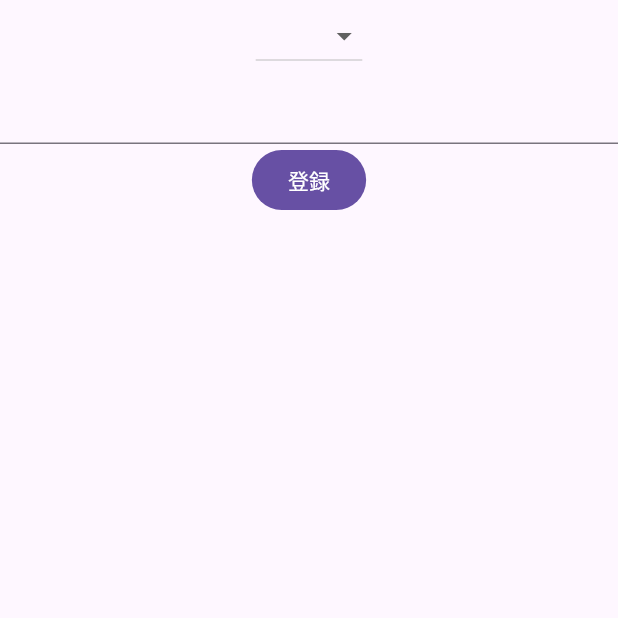
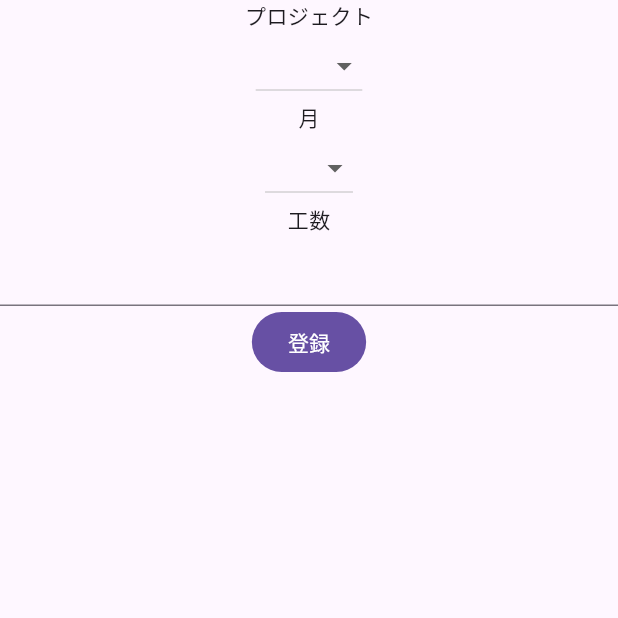
Before and after one commit to ryomar-kappa/adit, a Flutter app: the RegisterChargeView screen opened directly, on a phone screen of 412 x 824 dp, the top half of it. Run offline on Flutter 3.47's test engine with Material 3 defaults, Android fonts, the phone set to English and light mode, and no system bars; our stand-ins replace auto_route, freezed_annotation, hooks_riverpod.

Commit message:
チャージ登録で月が選べるようにする

```diff
--- a/lib/screen/register_charge/register_charge_presenter.dart
+++ b/lib/screen/register_charge/register_charge_presenter.dart
@@ -14,7 +14,8 @@ class RegisterChargePresenter
     extends AutoDisposeNotifier<RegisterChargeViewModel> {
   @override
   RegisterChargeViewModel build() {
-    return const RegisterChargeViewModel(projectName: null, amount: null);
+    return const RegisterChargeViewModel(
+        projectName: null, month: null, amount: null);
   }
 
   void onChangeProjectname(ProjectName? projectName) {
@@ -25,9 +26,13 @@ class RegisterChargePresenter
     state = state.copyWith(amount: amount);
   }
 
+  void onChangeMonth(int? month) {
+    state = state.copyWith(month: month);
+  }
+
   void onRegister() {
     final charge = MembersChargeByMonth.from(
-        HRID(hrid: '101284'), YearMonth(year: 2024, month: 4), [
+        HRID(hrid: '101284'), YearMonth(year: 2024, month: state.month!), [
       CreateChargeCommand(
           projectName: state.projectName!.value,
           amount: int.parse(state.amount!))
--- a/lib/screen/register_charge/register_charge_view_model.dart
+++ b/lib/screen/register_charge/register_charge_view_model.dart
@@ -10,6 +10,7 @@ part 'register_charge_view_model.freezed.dart';
 class RegisterChargeViewModel with _$RegisterChargeViewModel {
   const factory RegisterChargeViewModel({
     required ProjectName? projectName,
+    required int? month,
     required String? amount,
   }) = _RegisterChargeViewModel;
 }
--- /dev/null
+++ b/lib/screen/register_charge/view/input_view.dart
@@ -0,0 +1,79 @@
+import 'package:adit/model/project/project_name.dart';
+import 'package:adit/screen/register_charge/register_charge_presenter.dart';
+import 'package:adit/screen/register_charge/register_charge_view_model.dart';
+import 'package:flutter/material.dart';
+import 'package:hooks_riverpod/hooks_riverpod.dart';
+
+class InputView extends ConsumerWidget {
+  const InputView({super.key});
+
+  @override
+  Widget build(BuildContext context, WidgetRef ref) {
+    final presenter = ref.watch(registerChargePresenter.notifier);
+    final viewModel = ref.watch(registerChargePresenter);
+    return Column(
+      children: [
+        Text('プロジェクト'),
+        _inputProjectForm(viewModel, presenter),
+        Text('月'),
+        _inputMonthForm(viewModel, presenter),
+        Text('工数'),
+        _inputAmount(viewModel, presenter)
+      ],
+    );
+  }
+
+  Widget _inputMonthForm(
+      RegisterChargeViewModel viewModel, RegisterChargePresenter presenter) {
+    return DropdownButton(
+        value: viewModel.month,
+        items: const [
+          DropdownMenuItem<int>(value: 1, child: Text('1月')),
+          DropdownMenuItem<int>(value: 2, child: Text('2月')),
+          DropdownMenuItem<int>(value: 3, child: Text('3月')),
+          DropdownMenuItem<int>(value: 4, child: Text('4月')),
+          DropdownMenuItem<int>(value: 5, child: Text('5月')),
+          DropdownMenuItem<int>(value: 6, child: Text('6月')),
+          DropdownMenuItem<int>(value: 7, child: Text('7月')),
+          DropdownMenuItem<int>(value: 8, child: Text('8月')),
+          DropdownMenuItem<int>(value: 9, child: Text('9月')),
+          DropdownMenuItem<int>(value: 10, child: Text('10月')),
+          DropdownMenuItem<int>(value: 11, child: Text('11月')),
+          DropdownMenuItem<int>(value: 12, child: Text('12月')),
+        ],
+        onChanged: (month) {
+          presenter.onChangeMonth(month);
+        });
+  }
+
+  Widget _inputProjectForm(
+      RegisterChargeViewModel viewModel, RegisterChargePresenter presenter) {
+    return Column(
+      children: [
+        DropdownButton(
+            value: viewModel.projectName,
+            items: [
+              DropdownMenuItem<ProjectName>(
+                value: ProjectName(value: 'Tiger'),
+                child: const Text('Tiger'),
+              ),
+              DropdownMenuItem<ProjectName>(
+                value: ProjectName(value: 'Bloom'),
+                child: const Text('Bloom'),
+              )
+            ],
+            onChanged: (projectName) {
+              presenter.onChangeProjectname(projectName);
+            }),
+      ],
+    );
+  }
+
+  Widget _inputAmount(
+      RegisterChargeViewModel viewModel, RegisterChargePresenter presenter) {
+    return TextFormField(
+      initialValue: viewModel.amount,
+      onChanged: presenter.onChangeAmount,
+    );
+  }
+}
--- a/lib/screen/register_charge/register_charge_view.dart
+++ b/lib/screen/register_charge/view/register_charge_view.dart
@@ -1,6 +1,7 @@
 import 'package:adit/model/project/project_name.dart';
 import 'package:adit/screen/register_charge/register_charge_presenter.dart';
 import 'package:adit/screen/register_charge/register_charge_view_model.dart';
+import 'package:adit/screen/register_charge/view/input_view.dart';
 import 'package:auto_route/auto_route.dart';
 import 'package:flutter/material.dart';
 import 'package:hooks_riverpod/hooks_riverpod.dart';
@@ -11,12 +12,11 @@ class RegisterChargeView extends ConsumerWidget {
 
   @override
   Widget build(BuildContext context, WidgetRef ref) {
-    final viewModel = ref.watch(registerChargePresenter);
     final presenter = ref.watch(registerChargePresenter.notifier);
     return Scaffold(
       body: Column(
         children: [
-          _inputForm(viewModel, presenter),
+          const InputView(),
           FilledButton(
               onPressed: () {
                 presenter.onRegister();
@@ -26,6 +26,29 @@ class RegisterChargeView extends ConsumerWidget {
         ],
       ),
     );
+  }
+
+  Widget _inputMonthForm(
+      RegisterChargeViewModel viewModel, RegisterChargePresenter presenter) {
+    return DropdownButton(
+        value: viewModel.month,
+        items: const [
+          DropdownMenuItem<int>(value: 1, child: Text('1月')),
+          DropdownMenuItem<int>(value: 2, child: Text('2月')),
+          DropdownMenuItem<int>(value: 3, child: Text('3月')),
+          DropdownMenuItem<int>(value: 4, child: Text('4月')),
+          DropdownMenuItem<int>(value: 5, child: Text('5月')),
+          DropdownMenuItem<int>(value: 6, child: Text('6月')),
+          DropdownMenuItem<int>(value: 7, child: Text('7月')),
+          DropdownMenuItem<int>(value: 8, child: Text('8月')),
+          DropdownMenuItem<int>(value: 9, child: Text('9月')),
+          DropdownMenuItem<int>(value: 10, child: Text('10月')),
+          DropdownMenuItem<int>(value: 11, child: Text('11月')),
+          DropdownMenuItem<int>(value: 12, child: Text('12月')),
+        ],
+        onChanged: (month) {
+          presenter.onChangeMonth(month);
+        });
   }
 
   Widget _inputForm(
```
Also changed, not shown: lib/screen/register_charge/register_charge_view_model.freezed.dart.
